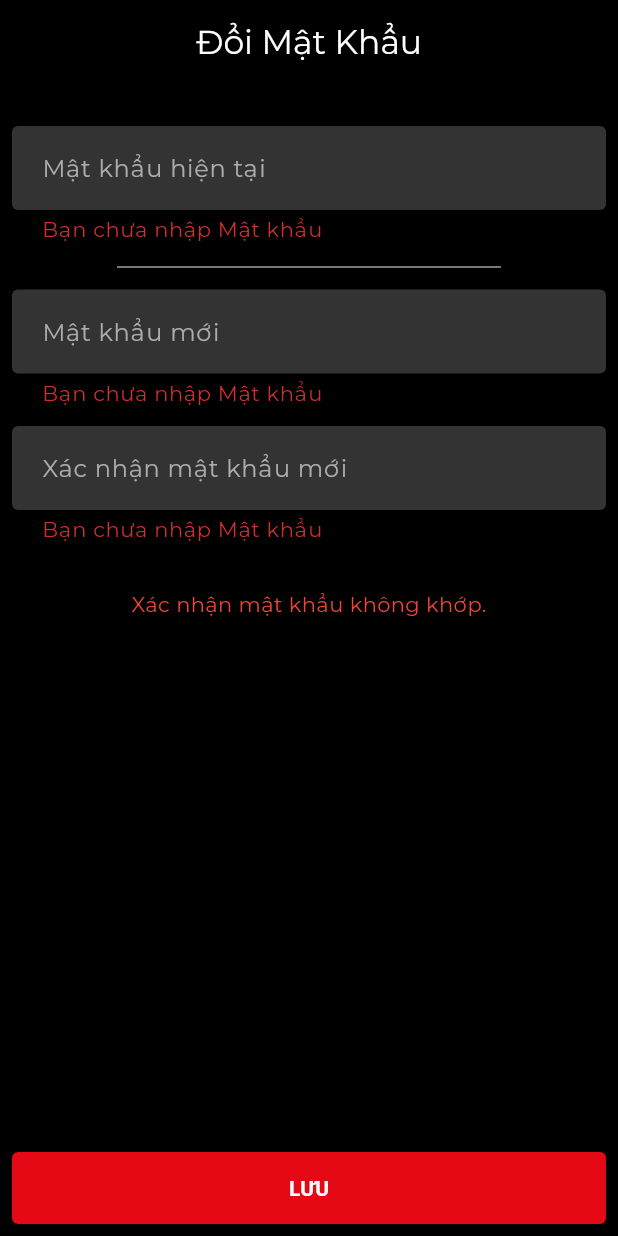
After one commit to petrichor-hl/se405_viovid, a Flutter app: the ChangePasswordScreen screen opened by its route, after a tap on "LƯU", on a phone screen of 412 x 824 dp. The commit adds this screen. Run offline on Flutter 3.47's test engine with Material 3 defaults, Android fonts, the phone set to English and light mode, and no system bars; our stand-ins replace cached_network_image, dio, flutter_animate, flutter_bloc, gap, go_router and 7 more; accounts and stored records are empty.

Commit message:
feat: implement change-password

```diff
--- a/lib/config/app_route.dart
+++ b/lib/config/app_route.dart
@@ -10,7 +10,11 @@ import 'package:viovid_app/features/films_by_genre/data/films_by_genre_repositor
 import 'package:viovid_app/features/person_detail/cubit/person_detail_cubit.dart';
 import 'package:viovid_app/features/person_detail/data/person_detail_api_service.dart';
 import 'package:viovid_app/features/person_detail/data/person_detail_repository.dart';
+import 'package:viovid_app/features/user_profile/cubit/user_profile_cutbit.dart';
+import 'package:viovid_app/features/user_profile/data/user_profile_api_service.dart';
+import 'package:viovid_app/features/user_profile/data/user_profile_repository.dart';
 import 'package:viovid_app/screens/auth/auth.screen.dart';
+import 'package:viovid_app/screens/change_password/change_password.screen.dart';
 import 'package:viovid_app/screens/film_detail/film_detail.screen.dart';
 import 'package:viovid_app/screens/films_by_genre/films_by_genre.screen.dart';
 import 'package:viovid_app/screens/main/bottom_nav.dart';
@@ -28,6 +32,7 @@ class RouteName {
   static const String myList = '/my-list';
   static const String person = '/person/:id';
   static const String genre = '/genre/:id';
+  static const String changePassword = '/change-password';
 }
 
 GoRouter appRouter = GoRouter(
@@ -106,5 +111,18 @@ GoRouter appRouter = GoRouter(
         );
       },
     ),
+    GoRoute(
+      path: RouteName.changePassword,
+      builder: (ctx, state) {
+        return BlocProvider(
+          create: (context) => UserProfileCubit(
+            UserProfileRepository(
+              userProfileApiService: UserProfileApiService(dio),
+            ),
+          ),
+          child: const ChangePasswordScreen(),
+        );
+      },
+    ),
   ],
 );
--- /dev/null
+++ b/lib/features/user_profile/cubit/user_profile_state.dart
@@ -0,0 +1,30 @@
+import 'package:viovid_app/features/user_profile/dtos/user_profile.dart';
+
+class UserProfileState {
+  final bool isLoadingUserProfile;
+  final bool isLoadingChangePassword;
+  final UserProfile? userProfile;
+  final String? errorMessage;
+
+  UserProfileState({
+    this.isLoadingUserProfile = false,
+    this.isLoadingChangePassword = false,
+    this.userProfile,
+    this.errorMessage,
+  });
+
+  UserProfileState copyWith({
+    bool? isLoadingUserProfile,
+    bool? isLoadingChangePassword,
+    UserProfile? userProfile,
+    String? errorMessage,
+  }) {
+    return UserProfileState(
+      isLoadingUserProfile: isLoadingUserProfile ?? this.isLoadingUserProfile,
+      isLoadingChangePassword:
+          isLoadingChangePassword ?? this.isLoadingChangePassword,
+      userProfile: userProfile ?? this.userProfile,
+      errorMessage: errorMessage,
+    );
+  }
+}
--- /dev/null
+++ b/lib/features/user_profile/dtos/change_password_dto.dart
@@ -0,0 +1,16 @@
+class ChangePasswordDto {
+  String currentPassword;
+  String newPassword;
+
+  ChangePasswordDto({
+    required this.currentPassword,
+    required this.newPassword,
+  });
+
+  Map<String, dynamic> toJson() {
+    final data = <String, dynamic>{};
+    data['currentPassword'] = currentPassword;
+    data['newPassword'] = newPassword;
+    return data;
+  }
+}
--- a/lib/main.dart
+++ b/lib/main.dart
@@ -72,6 +72,7 @@ class MyApp extends StatelessWidget {
         routerConfig: appRouter,
         title: 'Movie App',
         theme: ThemeData(
+          appBarTheme: appBarTheme,
           colorScheme: appColorScheme,
           filledButtonTheme: appFilledButtonTheme,
           textTheme: GoogleFonts.montserratTextTheme(),
--- a/lib/screens/auth/sign_in.dart
+++ b/lib/screens/auth/sign_in.dart
@@ -130,7 +130,7 @@ class _SignInState extends State<SignInScreen> {
                 },
               ),
               const Gap(12),
-              _PasswordTextField(passwordController: _passwordController),
+              PasswordTextField(passwordController: _passwordController),
               const Gap(20),
               SizedBox(
                 width: double.infinity,
@@ -200,15 +200,21 @@ class _SignInState extends State<SignInScreen> {
   }
 }
 
-class _PasswordTextField extends StatefulWidget {
-  const _PasswordTextField({required this.passwordController});
+class PasswordTextField extends StatefulWidget {
+  const PasswordTextField({
+    super.key,
+    this.hintText,
+    required this.passwordController,
+  });
+
+  final String? hintText;
   final TextEditingController passwordController;
 
   @override
-  State<_PasswordTextField> createState() => _PasswordTextFieldState();
+  State<PasswordTextField> createState() => _PasswordTextFieldState();
 }
 
-class _PasswordTextFieldState extends State<_PasswordTextField> {
+class _PasswordTextFieldState extends State<PasswordTextField> {
   bool _isShowPassword = false;
 
   @override
@@ -218,7 +224,7 @@ class _PasswordTextFieldState extends State<_PasswordTextField> {
       decoration: InputDecoration(
         filled: true,
         fillColor: const Color.fromARGB(255, 51, 51, 51),
-        hintText: 'Mật khẩu',
+        hintText: widget.hintText ?? 'Mật khẩu',
         hintStyle: const TextStyle(color: Color(0xFFACACAC)),
         errorStyle: const TextStyle(
           fontSize: 14,
--- /dev/null
+++ b/lib/screens/change_password/change_password.screen.dart
@@ -0,0 +1,157 @@
+import 'package:flutter/material.dart';
+import 'package:flutter_bloc/flutter_bloc.dart';
+import 'package:gap/gap.dart';
+import 'package:go_router/go_router.dart';
+import 'package:viovid_app/features/user_profile/cubit/user_profile_cutbit.dart';
+import 'package:viovid_app/features/user_profile/cubit/user_profile_state.dart';
+import 'package:viovid_app/screens/auth/sign_in.dart';
+
+class ChangePasswordScreen extends StatefulWidget {
+  const ChangePasswordScreen({super.key});
+
+  @override
+  State<ChangePasswordScreen> createState() => _ChangePasswordScreenState();
+}
+
+class _ChangePasswordScreenState extends State<ChangePasswordScreen> {
+  final _formKey = GlobalKey<FormState>();
+
+  final _currentPasswordController = TextEditingController();
+  final _newPasswordController = TextEditingController();
+  final _confirmedPasswordController = TextEditingController();
+
+  String? errorMessage;
+
+  void _submit(BuildContext context) async {
+    if (!_formKey.currentState!.validate() ||
+        _newPasswordController.text != _confirmedPasswordController.text) {
+      setState(() {
+        errorMessage = 'Xác nhận mật khẩu không khớp.';
+      });
+      return;
+    }
+
+    context.read<UserProfileCubit>().changePassword(
+          _currentPasswordController.text,
+          _newPasswordController.text,
+        );
+  }
+
+  @override
+  Widget build(BuildContext context) {
+    return Scaffold(
+      appBar: AppBar(
+        title: const Text('Đổi Mật Khẩu'),
+      ),
+      body: BlocListener<UserProfileCubit, UserProfileState>(
+        listenWhen: (previous, current) =>
+            current.isLoadingChangePassword == false,
+        listener: (ctx, state) {
+          if (state.isLoadingChangePassword == false &&
+              state.errorMessage != null) {
+            setState(() {
+              errorMessage = state.errorMessage!;
+            });
+          }
+
+          if (state.isLoadingChangePassword == false &&
+              state.errorMessage == null) {
+            ScaffoldMessenger.of(context).clearSnackBars();
+            ScaffoldMessenger.of(context).showSnackBar(
+              const SnackBar(
+                content: Text('Thay đổi mật khẩu Thành công!'),
+                duration: Duration(seconds: 3),
+                backgroundColor: Colors.green,
+              ),
+            );
+            Future.delayed(
+              const Duration(milliseconds: 500),
+              // ignore: use_build_context_synchronously
+              () => context.pop(),
+            );
+          }
+        },
+        child: BlocBuilder<UserProfileCubit, UserProfileState>(
+          builder: (ctx, state) {
+            return state.isLoadingChangePassword
+                ? _buildInProgressChangePasswordlWidget()
+                : _buildChangePasswordWidget();
+          },
+        ),
+      ),
+    );
+  }
+
+  Widget _buildInProgressChangePasswordlWidget() {
+    return const Center(
+      child: Column(
+        mainAxisSize: MainAxisSize.min,
+        children: [
+          CircularProgressIndicator(),
+          Gap(14),
+          Text(
+            'Đang xử lý',
+            style: TextStyle(
+              fontSize: 16,
+              color: Colors.white,
+              fontWeight: FontWeight.bold,
+            ),
+          ),
+        ],
+      ),
+    );
+  }
+
+  Widget _buildChangePasswordWidget() {
+    return Form(
+      key: _formKey,
+      child: Padding(
+        padding: const EdgeInsets.all(8.0),
+        child: Column(
+          mainAxisSize: MainAxisSize.min,
+          children: [
+            const Gap(20),
+            PasswordTextField(
+              passwordController: _currentPasswordController,
+              hintText: 'Mật khẩu hiện tại',
+            ),
+            const Divider(
+              height: 30,
+              indent: 70,
+              endIndent: 70,
+              color: Colors.grey,
+            ),
+            PasswordTextField(
+              passwordController: _newPasswordController,
+              hintText: 'Mật khẩu mới',
+            ),
+            const Gap(12),
+            PasswordTextField(
+              passwordController: _confirmedPasswordController,
+              hintText: 'Xác nhận mật khẩu mới',
+            ),
+            const Gap(30),
+            if (errorMessage != null)
+              Text(
+                errorMessage!,
+                textAlign: TextAlign.center,
+                style: const TextStyle(
+                  color: Colors.red,
+                ),
+              ),
+            const Spacer(),
+            SizedBox(
+              width: double.infinity,
+              child: FilledButton(
+                onPressed: () => _submit(context),
+                child: const Text(
+                  'LƯU',
+                ),
+              ),
+            )
+          ],
+        ),
+      ),
+    );
+  }
+}
--- a/lib/screens/main/profile/components/profile_header.dart
+++ b/lib/screens/main/profile/components/profile_header.dart
@@ -26,7 +26,7 @@ class _ProfileHeaderState extends State<ProfileHeader> {
             height: 150,
             child: CachedNetworkImage(
               imageUrl:
-                  '${context.read<UserProfileCubit>().state?.avatar}?t=${DateTime.now()}',
+                  '${context.read<UserProfileCubit>().state.userProfile?.avatar}?t=${DateTime.now()}',
               fit: BoxFit.cover,
               // fadeInDuration: là thời gian xuất hiện của Image khi đã load xong
               fadeInDuration: const Duration(milliseconds: 400),
@@ -44,7 +44,7 @@ class _ProfileHeaderState extends State<ProfileHeader> {
         ),
         const Gap(12),
         Text(
-          '${context.read<UserProfileCubit>().state?.name}',
+          '${context.read<UserProfileCubit>().state.userProfile?.name}',
           overflow: TextOverflow.ellipsis,
           style: const TextStyle(
             color: Colors.white,
@@ -53,7 +53,7 @@ class _ProfileHeaderState extends State<ProfileHeader> {
           ),
         ),
         Text(
-          '${context.read<UserProfileCubit>().state?.email}',
+          '${context.read<UserProfileCubit>().state.userProfile?.email}',
           overflow: TextOverflow.ellipsis,
           style: const TextStyle(
             color: Colors.white,
--- a/lib/screens/main/profile/profile.screen.dart
+++ b/lib/screens/main/profile/profile.screen.dart
@@ -76,10 +76,10 @@ class ProfileScreen extends StatelessWidget {
           ProfileSettingItem(
             title: 'Đổi mật khẩu',
             iconData: Icons.password_rounded,
-            onTap: () {},
+            onTap: () => context.push(RouteName.changePassword),
           ),
           ProfileSettingItem(
-            title: 'Đã tải xuống',
+            title: 'Lịch sử thanh toán',
             iconData: Icons.download_done_rounded,
             onTap: () {},
           ),
--- a/lib/screens/onboarding/onboarding.screen.dart
+++ b/lib/screens/onboarding/onboarding.screen.dart
@@ -1,3 +1,5 @@
+import 'dart:io';
+
 import 'package:flutter/material.dart';
 import 'package:gap/gap.dart';
 import 'package:go_router/go_router.dart';
@@ -115,6 +117,7 @@ class _OnboardingState extends State<OnboardingScreen> {
                       ),
                     ),
                   ),
+                  if (MediaQuery.of(context).padding.bottom == 0) const Gap(20)
                 ],
               ),
             ),
```
Also changed, not shown: lib/features/user_profile/cubit/user_profile_cutbit.dart (+46 -5 lines), lib/features/user_profile/data/user_profile_api_service.dart (+18 -0 lines), lib/features/user_profile/data/user_profile_repository.dart (+18 -0 lines), lib/config/api.config.dart, lib/config/styles.config.dart.
